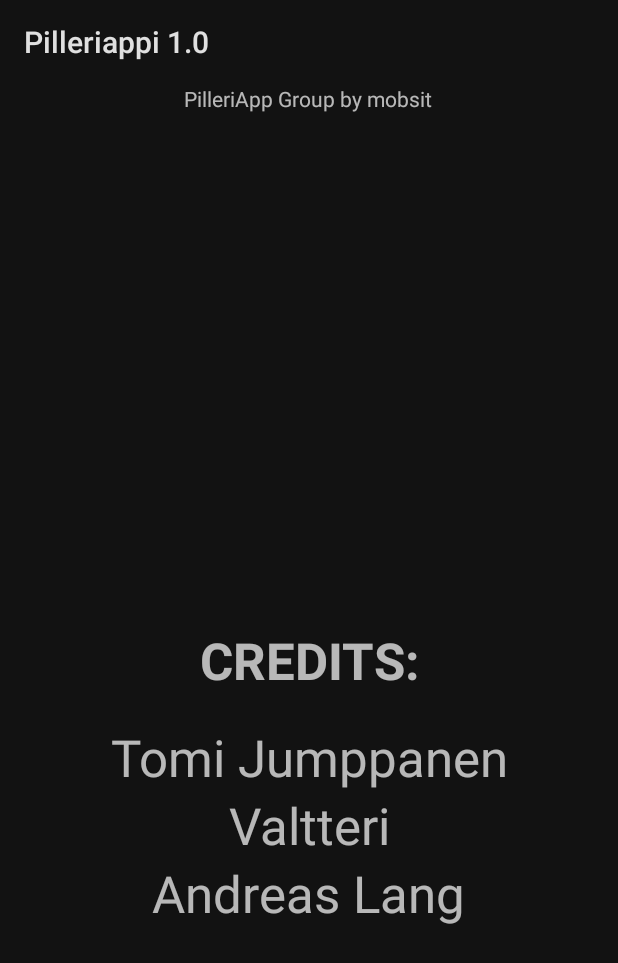
After one commit to JumppanenTomi/Pilleriappi_1.0, an Android app: the CreditsInfo screen opened directly, with no data from a screen before it, on a phone screen of 412 x 824 dp. The commit adds this screen. Shown: the top 963 px of the screen. Run offline under Robolectric (Android 15) with nearby library versions, the phone set to English and light mode, and no system bars.

Commit message:
CreditInfo luokka luotu ja sisältö täytetty (kaikkien tekijöitten nimet) A

```diff
--- /dev/null
+++ b/app/src/main/java/fi/mobsit/pilleriappi10/CreditsInfo.java
@@ -0,0 +1,14 @@
+package fi.mobsit.pilleriappi10;
+
+import androidx.appcompat.app.AppCompatActivity;
+
+import android.os.Bundle;
+
+public class CreditsInfo extends AppCompatActivity {
+
+    @Override
+    protected void onCreate(Bundle savedInstanceState) {
+        super.onCreate(savedInstanceState);
+        setContentView(R.layout.activity_credits_info);
+    }
+}
--- /dev/null
+++ b/app/src/main/res/layout/activity_credits_info.xml
@@ -0,0 +1,79 @@
+<?xml version="1.0" encoding="utf-8"?>
+<androidx.constraintlayout.widget.ConstraintLayout xmlns:android="http://schemas.android.com/apk/res/android"
+    xmlns:app="http://schemas.android.com/apk/res-auto"
+    xmlns:tools="http://schemas.android.com/tools"
+    android:layout_width="match_parent"
+    android:layout_height="match_parent"
+    tools:context=".CreditsInfo">
+
+    <TextView
+        android:id="@+id/textView"
+        android:layout_width="wrap_content"
+        android:layout_height="wrap_content"
+        android:text="CREDITS:"
+        android:textSize="34sp"
+        android:textStyle="bold"
+        app:layout_constraintBottom_toBottomOf="parent"
+        app:layout_constraintEnd_toEndOf="parent"
+        app:layout_constraintStart_toStartOf="parent"
+        app:layout_constraintTop_toTopOf="parent" />
+
+    <TextView
+        android:id="@+id/textView6"
+        android:layout_width="wrap_content"
+        android:layout_height="wrap_content"
+        android:text="PilleriApp Group by mobsit"
+        app:layout_constraintEnd_toEndOf="parent"
+        app:layout_constraintHorizontal_bias="0.498"
+        app:layout_constraintStart_toStartOf="parent"
+        app:layout_constraintTop_toTopOf="parent" />
+
+    <TextView
+        android:id="@+id/textView2"
+        android:layout_width="wrap_content"
+        android:layout_height="wrap_content"
+        android:text="                                   "
+        app:layout_constraintEnd_toEndOf="parent"
+        app:layout_constraintStart_toStartOf="parent"
+        app:layout_constraintTop_toBottomOf="@+id/textView" />
+
+    <TextView
+        android:id="@+id/textView3"
+        android:layout_width="wrap_content"
+        android:layout_height="wrap_content"
+        android:text="Tomi Jumppanen"
+        android:textSize="34sp"
+        app:layout_constraintEnd_toEndOf="parent"
+        app:layout_constraintStart_toStartOf="parent"
+        app:layout_constraintTop_toBottomOf="@+id/textView2" />
+
+    <TextView
+        android:id="@+id/textView7"
+        android:layout_width="wrap_content"
+        android:layout_height="wrap_content"
+        android:text="Valtteri"
+        android:textSize="34sp"
+        app:layout_constraintEnd_toEndOf="parent"
+        app:layout_constraintStart_toStartOf="parent"
+        app:layout_constraintTop_toBottomOf="@+id/textView3" />
+
+    <TextView
+        android:id="@+id/textView8"
+        android:layout_width="wrap_content"
+        android:layout_height="wrap_content"
+        android:text="Andreas Lang"
+        android:textSize="34sp"
+        app:layout_constraintEnd_toEndOf="parent"
+        app:layout_constraintHorizontal_bias="0.497"
+        app:layout_constraintStart_toStartOf="parent"
+        app:layout_constraintTop_toBottomOf="@+id/textView7" />
+
+    <ImageView
+        android:id="@+id/pilleriAppIcon"
+        android:layout_width="wrap_content"
+        android:layout_height="wrap_content"
+        app:layout_constraintEnd_toEndOf="parent"
+        app:layout_constraintStart_toStartOf="parent"
+        app:srcCompat="@drawable/notification_icon"
+        tools:layout_editor_absoluteY="196dp" />
+</androidx.constraintlayout.widget.ConstraintLayout>
```
Also changed, not shown: app/src/main/AndroidManifest.xml (+7 -3 lines), app/src/main/java/fi/mobsit/pilleriappi10/MainActivity.java (+2 -6 lines), app/src/main/java/fi/mobsit/pilleriappi10/notifications/nofificationsChecker.java (deleted, +0 -22 lines), app/src/main/java/fi/mobsit/pilleriappi10/notifications/nofificationsManager.java (added, +63 -0 lines), app/src/main/java/fi/mobsit/pilleriappi10/ui/settings/settingsFragment.java (+26 -0 lines).
